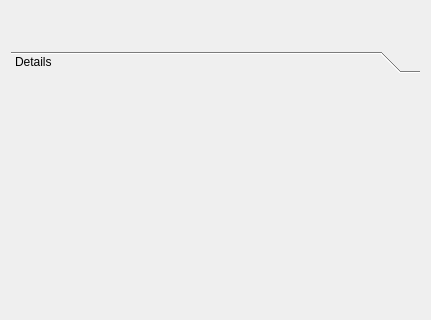
Old version of the form ui_parcelinfowidget.ui in the repository DOV-Vlaanderen/erosiebezwaren; both pictures show x 0 to 431 and y 0 to 320 of the 431 by 610 pixel window.
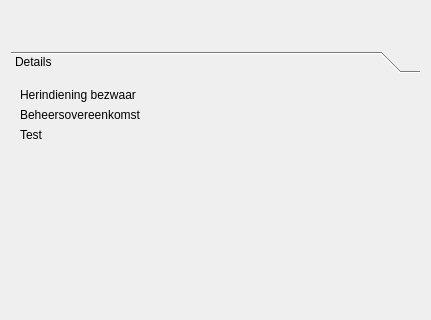
New version of the form. Custom widgets are drawn as their Qt base class.

Commit message: Update, including AutohideValueLabel.

The edit to the form file:
```diff
--- a/ui_parcelinfowidget.ui
+++ b/ui_parcelinfowidget.ui
@@ -58,12 +58,62 @@
           <x>0</x>
           <y>0</y>
           <width>411</width>
-          <height>431</height>
+          <height>433</height>
          </rect>
         </property>
         <attribute name="label">
          <string>Details</string>
         </attribute>
+        <layout class="QVBoxLayout" name="verticalLayout_3">
+         <item>
+          <layout class="QFormLayout" name="formLayout">
+           <property name="fieldGrowthPolicy">
+            <enum>QFormLayout::AllNonFixedFieldsGrow</enum>
+           </property>
+           <item row="0" column="0">
+            <widget class="QLabel" name="lb_herindiening">
+             <property name="text">
+              <string>Herindiening bezwaar</string>
+             </property>
+            </widget>
+           </item>
+           <item row="1" column="0">
+            <widget class="QLabel" name="lb_beheersovereenkomst">
+             <property name="text">
+              <string>Beheersovereenkomst</string>
+             </property>
+            </widget>
+           </item>
+           <item row="1" column="1">
+            <widget class="AutohideValueLabel" name="lbv_beheersovereenkomst">
+             <property name="text">
+              <string/>
+             </property>
+             <property name="buddy">
+              <cstring>lb_beheersovereenkomst</cstring>
+             </property>
+            </widget>
+           </item>
+           <item row="2" column="0">
+            <widget class="QLabel" name="label">
+             <property name="text">
+              <string>Test</string>
+             </property>
+            </widget>
+           </item>
+           <item row="0" column="1">
+            <widget class="AutohideValueLabel" name="lbv_herindiening">
+             <property name="text">
+              <string/>
+             </property>
+             <property name="buddy">
+              <cstring>lb_herindiening</cstring>
+             </property>
+            </widget>
+           </item>
+          </layout>
+         </item>
+        </layout>
        </widget>
        <widget class="QWidget" name="pg_landbouwer">
         <property name="geometry">
@@ -92,6 +142,13 @@
    </item>
   </layout>
  </widget>
+ <customwidgets>
+  <customwidget>
+   <class>AutohideValueLabel</class>
+   <extends>QLabel</extends>
+   <header>widgets/valuelabel.h</header>
+  </customwidget>
+ </customwidgets>
  <resources/>
  <connections/>
 </ui>
```
Left out of the diff: 14 changed lines with no effect on the pictures. The commit also changes 5 other files.
